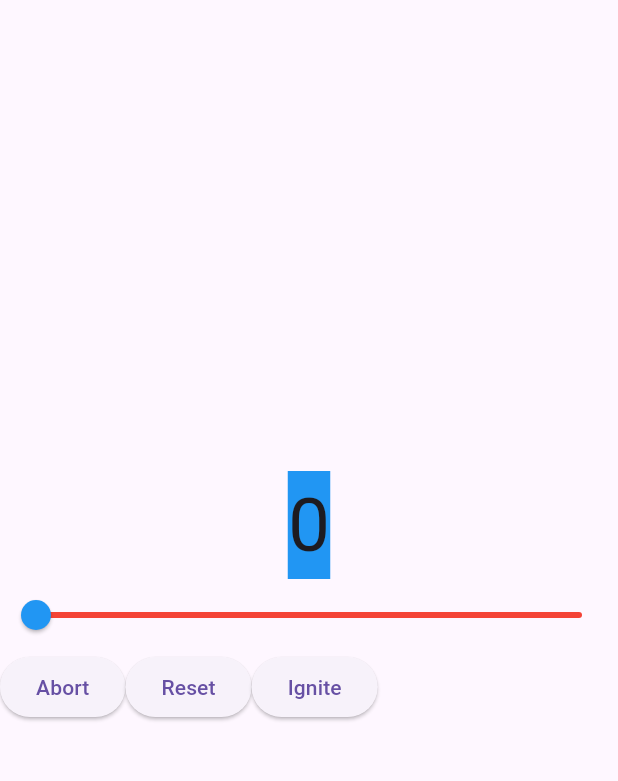
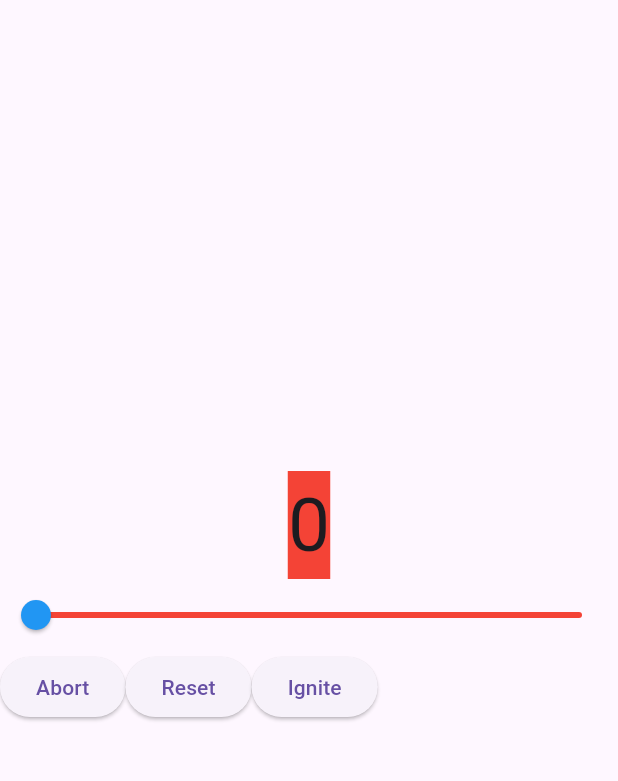
Before and after one commit to Mebibora/inclass_6, a Flutter app: the screen it shows after launch, on a phone screen of 412 x 824 dp, the part 63-844 px from its top. Run offline on Flutter 3.47's test engine with Material 3 defaults, Android fonts, the phone set to English and light mode, and no system bars.

Commit message:
added colors for the counter

```diff
--- a/lib/main.dart
+++ b/lib/main.dart
@@ -56,6 +56,18 @@ class _CounterWidgetState extends State<CounterWidget> {
     });
   }
 
+  Color _displayColor(int counter) {
+
+      if(counter == 0){
+        return Colors.red;
+      } else if(counter <= 50){
+        return Colors.yellow;
+      } else {
+        return Colors.green;
+      }
+
+  }
+
 
   @override
   Widget build(BuildContext context) {
@@ -69,7 +81,7 @@ class _CounterWidgetState extends State<CounterWidget> {
         children: [
           Center(
             child: Container(
-              color: Colors.blue,
+              color: _displayColor(_counter),
               child: Text(
                 //to displays current number
                 '$_counter',
```
Lines whose indentation alone changed are shown as unchanged.
